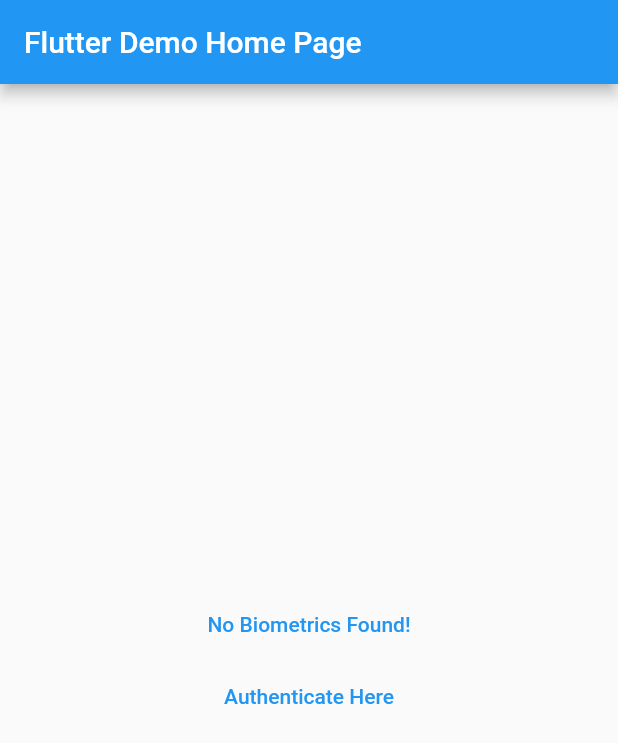
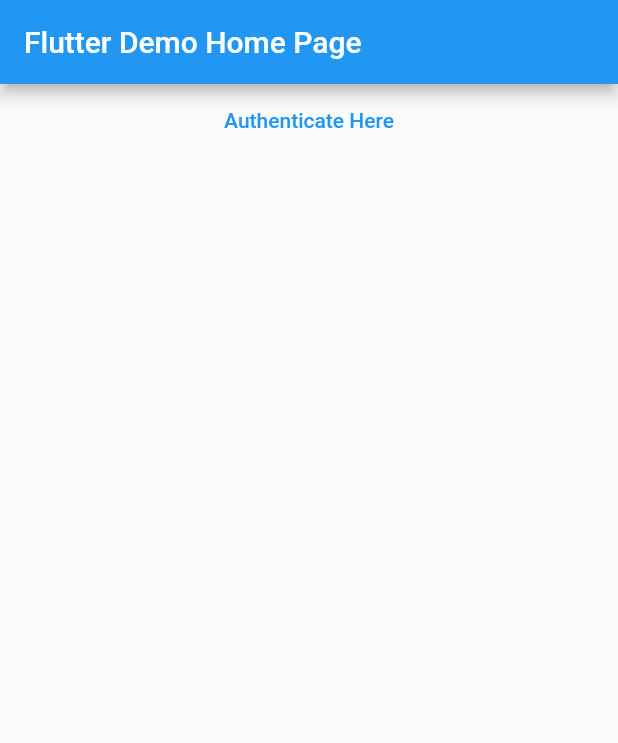
Before and after one commit to BhaveshMoweb/BioMetricsFlutter, a Flutter app: the screen it shows after launch, after a tap on "Authenticate Here", on a phone screen of 412 x 824 dp. Shown: the top 743 px of the screen. Run offline on Flutter 3.47's test engine with Material 2 defaults, Android fonts, the phone set to English and light mode, and no system bars; our stand-ins replace local_auth; missing offline and left inert: app_settings.

Commit message:
listview implemented for list of bio metrics

```diff
--- a/lib/main.dart
+++ b/lib/main.dart
@@ -1,5 +1,3 @@
-import 'dart:io';
-
 import 'package:app_settings/app_settings.dart';
 import 'package:flutter/material.dart';
 import 'package:flutter/services.dart';
@@ -26,7 +24,7 @@ class MyApp extends StatelessWidget {
 }
 
 class MyHomePage extends StatefulWidget {
-  MyHomePage({Key? key, required this.title}) : super(key: key);
+  const MyHomePage({Key? key, required this.title}) : super(key: key);
 
   final String title;
 
@@ -54,48 +52,61 @@ class _MyHomePageState extends State<MyHomePage> {
         ),
         body: Center(
           child: Column(
-          mainAxisAlignment: MainAxisAlignment.center,
+
             children: <Widget>[
-            widgetText(),
+              Flexible(
+                child: ListView.builder(
+                shrinkWrap: true,
+                itemCount: availableBiometrics.length,
+                itemBuilder: (context, index) {
+                  return Center(child: Text(availableBiometrics[index].name));
+                }),
+              ),
+              /*widgetText(),*/
               TextButton(
                   onPressed: () async {
-
-                  if(!didAuthenticate){
+                    if (!didAuthenticate) {
                       try {
-                      didAuthenticate = await auth
-                          .authenticate(
+                        didAuthenticate = await auth.authenticate(
                             localizedReason:
                                 'Please authenticate to show account balance',
                             options: const AuthenticationOptions(
                                 useErrorDialogs: true));
                       } on PlatformException catch (e) {
                         if (e.code == auth_error.notEnrolled) {
-                        ScaffoldMessenger.of(context).showSnackBar(const SnackBar(
+                          ScaffoldMessenger.of(context)
+                              .showSnackBar(const SnackBar(
                             content: Text("Finger Print not enrolled"),
                           ));
                         } else if (e.code == auth_error.lockedOut ||
                             e.code == auth_error.permanentlyLockedOut) {
-                        ScaffoldMessenger.of(context).showSnackBar(const SnackBar(
+                          ScaffoldMessenger.of(context)
+                              .showSnackBar(const SnackBar(
                             content: Text("Bio Metrics Not Available"),
                           ));
-                      } else if(e.code == auth_error.passcodeNotSet){
-                        ScaffoldMessenger.of(context).showSnackBar(const SnackBar(
-                          content: Text("Device does not have hardware support for biometrics"),
+                        } else if (e.code == auth_error.passcodeNotSet) {
+                          ScaffoldMessenger.of(context)
+                              .showSnackBar(const SnackBar(
+                            content: Text(
+                                "Device does not have hardware support for biometrics"),
                           ));
-                      } else if(e.code == auth_error.notAvailable){
-
+                        } else if (e.code == auth_error.notAvailable) {
+                          ScaffoldMessenger.of(context)
+                              .showSnackBar(const SnackBar(
+                            content: Text("Bio Metrics Not Available"),
+                          ));
                         }
                       }
 
                       setState(() {});
                     }
-
                   },
-                child: Text(didAuthenticate ? "Authentication done":"Authenticate Here"))
+                  child: Text(didAuthenticate
+                      ? "Authentication done"
+                      : "Authenticate Here"))
             ],
           ),
-      ),
-    );
+        ));
   }
 
   Future<void> getBiometricsData() async {
@@ -108,7 +119,9 @@ class _MyHomePageState extends State<MyHomePage> {
   }
 
   Widget widgetText() {
-    if (availableBiometrics.isNotEmpty) {
+    for (BiometricType type in availableBiometrics) return Text(type.name);
+
+    /*if (availableBiometrics.isNotEmpty) {
       for (BiometricType type in availableBiometrics) {
         if (availableBiometrics.contains(BiometricType.face)) {
           return const Text('Face Detection');
@@ -120,12 +133,12 @@ class _MyHomePageState extends State<MyHomePage> {
       }
     } else {
       return TextButton(
-        child: Text("No Biometrics Found!"),
+        child: const Text("No Biometrics Found!"),
         onPressed: () {
           AppSettings.openLockAndPasswordSettings();
         },
       );
-    }
+    }*/
     return const Text("No Biometrics Found");
   }
 }
```
Lines whose indentation alone changed are shown as unchanged.
